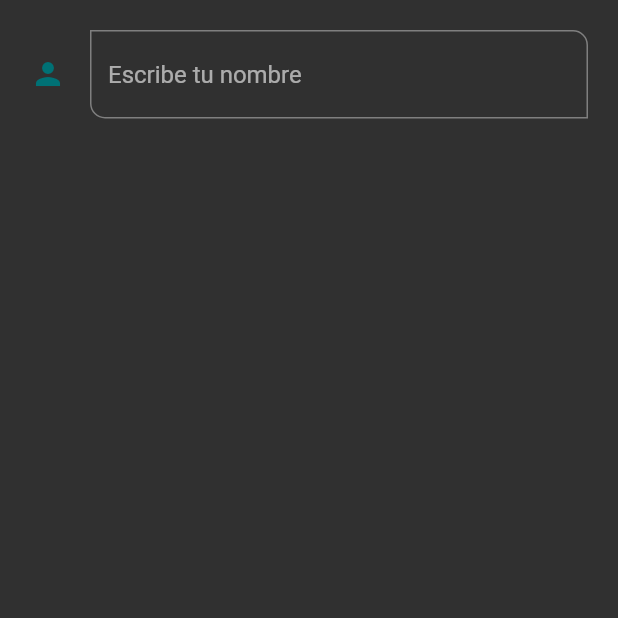
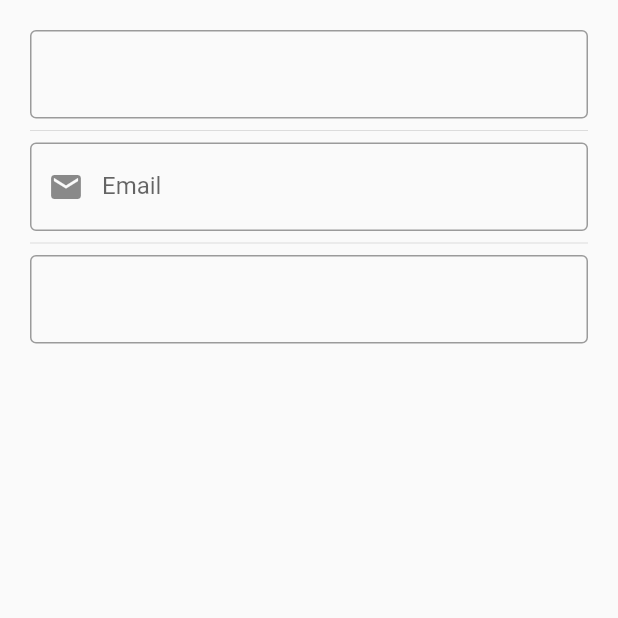
Before and after one commit to apacoder/curso-flutter, a Flutter app: the InputsScreen screen opened by its route, on a phone screen of 412 x 824 dp, the top half of it. Run offline on Flutter 3.47's test engine with Material 2 defaults, Android fonts, the phone set to English and light mode, and no system bars.

Commit message:
inputfield perzonalizados

```diff
--- a/lib/curso/2_componentes/screens/inputs_screen.dart
+++ b/lib/curso/2_componentes/screens/inputs_screen.dart
@@ -1,4 +1,4 @@
-import 'package:examples/curso/2_componentes/theme/app_theme.dart';
+import 'package:examples/curso/2_componentes/widgets/widgets.dart';
 import 'package:flutter/material.dart';
 
 class InputsScreen extends StatelessWidget {
@@ -11,30 +11,12 @@ class InputsScreen extends StatelessWidget {
         body: Padding(
           padding: const EdgeInsets.all(20.0),
           child: Column(
-            children: [
-              TextFormField(
-                // autofocus: true,
-                textCapitalization: TextCapitalization.words,
-                onChanged: (value) {
-                  print(value);
-                },
-                validator: (value) {
-                  if (value == null) return 'Este campo es requerido';
-                  if (value == 'puta') return 'dont be malcriado';
-                  return null;
-                },
-                autovalidateMode: AutovalidateMode.onUserInteraction,
-                decoration: InputDecoration(
-                  hintText: 'Escribe tu nombre',
-                  icon: Icon(Icons.person, color: AppTheme.primary),
-                  border: const OutlineInputBorder(
-                    borderRadius: BorderRadius.only(
-                      bottomLeft: Radius.circular(10),
-                      topRight: Radius.circular(10),
-                    ),
-                  ),
-                ),
-              ),
+            children: const [
+              CustomInputField(),
+              Divider(),
+              CustomInputField(labelText: 'Email', prefixIxon: Icons.email),
+              Divider(),
+              CustomInputField(),
             ],
           ),
         ),
--- a/lib/curso/2_componentes/theme/app_theme.dart
+++ b/lib/curso/2_componentes/theme/app_theme.dart
@@ -1,9 +1,10 @@
 import 'package:flutter/material.dart';
 
 class AppTheme {
-  static Color? primary = const Color.fromARGB(255, 0, 113, 117);
+  static Color primary = Colors.pink;
 
-  static final ThemeData darkTheme = ThemeData.dark().copyWith(
+  static final ThemeData darkTheme = ThemeData.light().copyWith(
+    colorScheme: ThemeData().colorScheme.copyWith(primary: primary),
     primaryColor: primary,
     appBarTheme: AppBarTheme(
       backgroundColor: primary,
@@ -23,5 +24,14 @@ class AppTheme {
       backgroundColor: primary,
       foregroundColor: Colors.white,
     ),
+    inputDecorationTheme: InputDecorationTheme(
+      border: const OutlineInputBorder(),
+      focusedBorder: OutlineInputBorder(
+        borderSide: BorderSide(
+          color: primary,
+        ),
+      ),
+      floatingLabelStyle: TextStyle(color: primary),
+    ),
   );
 }
--- /dev/null
+++ b/lib/curso/2_componentes/widgets/custom_input_field.dart
@@ -0,0 +1,36 @@
+import 'package:flutter/material.dart';
+
+class CustomInputField extends StatelessWidget {
+  final String? labelText;
+  final String? hintText;
+  final IconData? prefixIxon;
+
+  const CustomInputField({
+    Key? key,
+    this.labelText,
+    this.hintText,
+    this.prefixIxon,
+  }) : super(key: key);
+
+  @override
+  Widget build(BuildContext context) {
+    return TextFormField(
+      // autofocus: true,
+      textCapitalization: TextCapitalization.words,
+      onChanged: (value) {
+        print(value);
+      },
+      validator: (value) {
+        if (value == null) return 'Este campo es requerido';
+        if (value == 'puta') return 'dont be malcriado';
+        return null;
+      },
+      autovalidateMode: AutovalidateMode.onUserInteraction,
+      decoration: InputDecoration(
+        labelText: labelText,
+        hintText: hintText,
+        prefixIcon: prefixIxon == null ? null : Icon(prefixIxon),
+      ),
+    );
+  }
+}
--- a/lib/curso/2_componentes/widgets/widgets.dart
+++ b/lib/curso/2_componentes/widgets/widgets.dart
@@ -1,2 +1,3 @@
 export 'custom_card_1.dart';
 export 'custom_card_2.dart';
+export 'custom_input_field.dart';
--- a/lib/main.dart
+++ b/lib/main.dart
@@ -14,7 +14,6 @@ class MyApp extends StatelessWidget {
     return MaterialApp(
       debugShowCheckedModeBanner: false,
       title: 'Material App',
-      // home: const CardScreen(),
       initialRoute: AppRoute.initialRoute,
       routes: AppRoute.getAppRoutes(),
       onGenerateRoute: AppRoute.onGenerateRoute,
```
